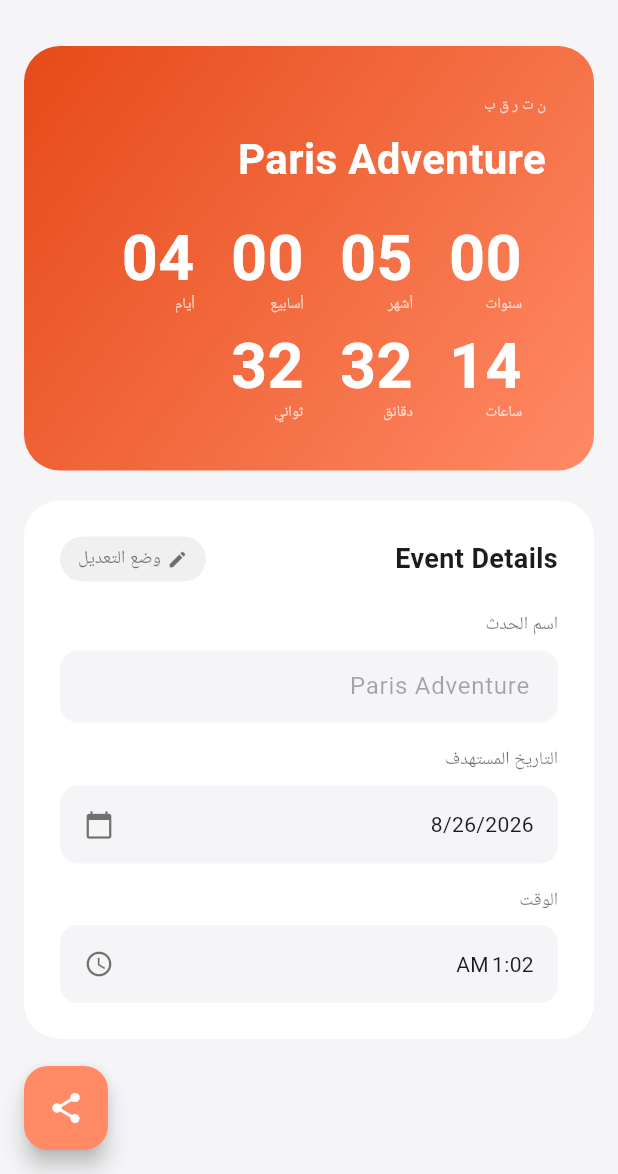
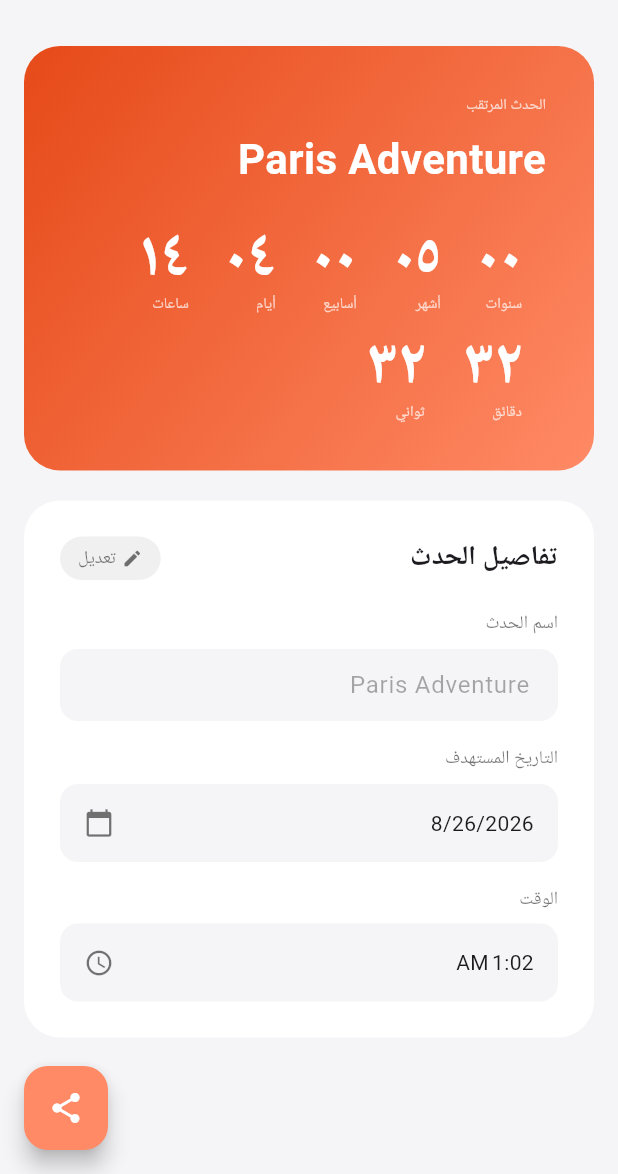
Before and after one commit to AGreynoon/countdown_timer, a Flutter app: the screen it shows after launch, after a tap on the "language" icon, after a tap on the "add" icon, after a tap on "Paris Adventure", on a phone screen of 412 x 824 dp, the part 62-1236 px from its top. Run offline on Flutter 3.47's test engine with Material 3 defaults, Android fonts, the phone set to English and light mode, and no system bars; our stand-ins replace flutter_riverpod, share_plus, shared_preferences, sqflite; accounts and stored records are empty.

Commit message:
feat: Add number localization helper and apply it to countdown digits in event cards.

```diff
--- a/lib/l10n/app_ar.arb
+++ b/lib/l10n/app_ar.arb
@@ -5,7 +5,7 @@
   "graduationDay": "يوم التخرج",
   "weddingAnniversary": "ذكرى الزواج",
   "delete": "حذف",
-  "editMode": "وضع التعديل",
+  "edit": "تعديل",
   "eventName": "اسم الحدث",
   "targetDate": "التاريخ المستهدف",
   "time": "الوقت",
@@ -17,8 +17,9 @@
   "hours": "ساعات",
   "minutes": "دقائق",
   "seconds": "ثواني",
-  "anticipating": "ن ت ر ق ب",
+  "anticipating": "الحدث المرتقب",
   "newEvent": "حدث جديد",
   "noCountdowns": "لا توجد عدادات بعد.",
-  "themeColor": "لون السمة"
+  "themeColor": "لون السمة",
+  "eventDetails": "تفاصيل الحدث"
 }
--- a/lib/l10n/app_en.arb
+++ b/lib/l10n/app_en.arb
@@ -5,7 +5,7 @@
   "graduationDay": "Graduation Day",
   "weddingAnniversary": "Wedding Anniversary",
   "delete": "DELETE",
-  "editMode": "Edit Mode",
+  "edit": "Edit",
   "eventName": "Event Name",
   "targetDate": "Target Date",
   "time": "Time",
@@ -20,5 +20,6 @@
   "anticipating": "A N T I C I P A T I N G",
   "newEvent": "New Event",
   "noCountdowns": "No countdowns yet.",
-  "themeColor": "Theme Color"
+  "themeColor": "Theme Color",
+  "eventDetails": "Event Details"
 }
--- a/lib/l10n/app_localizations.dart
+++ b/lib/l10n/app_localizations.dart
@@ -128,11 +128,11 @@ abstract class AppLocalizations {
   /// **'DELETE'**
   String get delete;
 
-  /// No description provided for @editMode.
+  /// No description provided for @edit.
   ///
   /// In en, this message translates to:
-  /// **'Edit Mode'**
-  String get editMode;
+  /// **'Edit'**
+  String get edit;
 
   /// No description provided for @eventName.
   ///
@@ -223,6 +223,12 @@ abstract class AppLocalizations {
   /// In en, this message translates to:
   /// **'Theme Color'**
   String get themeColor;
+
+  /// No description provided for @eventDetails.
+  ///
+  /// In en, this message translates to:
+  /// **'Event Details'**
+  String get eventDetails;
 }
 
 class _AppLocalizationsDelegate
--- a/lib/l10n/app_localizations_ar.dart
+++ b/lib/l10n/app_localizations_ar.dart
@@ -24,7 +24,7 @@ class AppLocalizationsAr extends AppLocalizations {
   String get delete => 'حذف';
 
   @override
-  String get editMode => 'وضع التعديل';
+  String get edit => 'تعديل';
 
   @override
   String get eventName => 'اسم الحدث';
@@ -60,7 +60,7 @@ class AppLocalizationsAr extends AppLocalizations {
   String get seconds => 'ثواني';
 
   @override
-  String get anticipating => 'ن ت ر ق ب';
+  String get anticipating => 'الحدث المرتقب';
 
   @override
   String get newEvent => 'حدث جديد';
@@ -70,4 +70,7 @@ class AppLocalizationsAr extends AppLocalizations {
 
   @override
   String get themeColor => 'لون السمة';
+
+  @override
+  String get eventDetails => 'تفاصيل الحدث';
 }
--- a/lib/l10n/app_localizations_en.dart
+++ b/lib/l10n/app_localizations_en.dart
@@ -24,7 +24,7 @@ class AppLocalizationsEn extends AppLocalizations {
   String get delete => 'DELETE';
 
   @override
-  String get editMode => 'Edit Mode';
+  String get edit => 'Edit';
 
   @override
   String get eventName => 'Event Name';
@@ -70,4 +70,7 @@ class AppLocalizationsEn extends AppLocalizations {
 
   @override
   String get themeColor => 'Theme Color';
+
+  @override
+  String get eventDetails => 'Event Details';
 }
--- a/lib/main.dart
+++ b/lib/main.dart
@@ -7,8 +7,18 @@ import 'providers/locale_provider.dart';
 import 'theme/app_colors.dart';
 import 'theme/app_styles.dart';
 
-void main() {
-  runApp(const ProviderScope(child: MyApp()));
+import 'package:shared_preferences/shared_preferences.dart';
+
+void main() async {
+  WidgetsFlutterBinding.ensureInitialized();
+  final prefs = await SharedPreferences.getInstance();
+
+  runApp(ProviderScope(
+    overrides: [
+      sharedPreferencesProvider.overrideWithValue(prefs),
+    ],
+    child: const MyApp(),
+  ));
 }
 
 class MyApp extends ConsumerWidget {
--- a/lib/pages/event_details.dart
+++ b/lib/pages/event_details.dart
@@ -179,10 +179,10 @@ class _MiddleConfigSection extends StatelessWidget {
           Row(
             mainAxisAlignment: MainAxisAlignment.spaceBetween,
             children: [
-              const Expanded(
+              Expanded(
                 child: Text(
-                  'Event Details',
-                  style: TextStyle(fontSize: 18, fontWeight: FontWeight.bold),
+                  l10n.eventDetails,
+                  style: const TextStyle(fontSize: 18, fontWeight: FontWeight.bold),
                   overflow: TextOverflow.ellipsis,
                 ),
               ),
@@ -209,7 +209,7 @@ class _MiddleConfigSection extends StatelessWidget {
                       ),
                       const SizedBox(width: 4),
                       Text(
-                        l10n.editMode,
+                        l10n.edit,
                         style: TextStyle(
                           fontSize: 12,
                           color: isEditMode ? Colors.blue : AppColors.textGrey,
--- a/lib/pages/home.dart
+++ b/lib/pages/home.dart
@@ -22,12 +22,7 @@ class Home extends ConsumerWidget {
           IconButton(
             icon: const Icon(Icons.language),
             onPressed: () {
-              final currentLocale = ref.read(localeProvider);
-              if (currentLocale.languageCode == 'en') {
-                ref.read(localeProvider.notifier).state = const Locale('ar');
-              } else {
-                ref.read(localeProvider.notifier).state = const Locale('en');
-              }
+              ref.read(localeProvider.notifier).toggleLocale();
             },
           ),
         ],
--- a/lib/providers/locale_provider.dart
+++ b/lib/providers/locale_provider.dart
@@ -1,6 +1,29 @@
 import 'package:flutter/material.dart';
 import 'package:flutter_riverpod/flutter_riverpod.dart';
+import 'package:shared_preferences/shared_preferences.dart';
 
-final localeProvider = StateProvider<Locale>((ref) {
-  return const Locale('en');
+final sharedPreferencesProvider = Provider<SharedPreferences>((ref) {
+  throw UnimplementedError();
 });
+
+class LocaleNotifier extends Notifier<Locale> {
+  static const _localeKey = 'selected_locale';
+
+  @override
+  Locale build() {
+    final prefs = ref.watch(sharedPreferencesProvider);
+    final savedCode = prefs.getString(_localeKey);
+    return Locale(savedCode ?? 'en');
+  }
+
+  void toggleLocale() {
+    final prefs = ref.read(sharedPreferencesProvider);
+    final newLocale = state.languageCode == 'en' ? const Locale('ar') : const Locale('en');
+    prefs.setString(_localeKey, newLocale.languageCode);
+    state = newLocale;
+  }
+}
+
+final localeProvider = NotifierProvider<LocaleNotifier, Locale>(() {
+  return LocaleNotifier();
+});
--- a/lib/utils/helpers.dart
+++ b/lib/utils/helpers.dart
@@ -4,6 +4,19 @@ import '../models/event.dart';
 class AppHelpers {
   static String formatDate(DateTime date, String locale) {
     return DateFormat.yMMMMd(locale).format(date);
+  }
+
+  static String localizeNumber(int value, String locale) {
+    String input = value.toString().padLeft(2, '0');
+    if (locale != 'ar') return input;
+
+    const englishNumbers = ['0', '1', '2', '3', '4', '5', '6', '7', '8', '9'];
+    const arabicNumbers = ['٠', '١', '٢', '٣', '٤', '٥', '٦', '٧', '٨', '٩'];
+
+    for (int i = 0; i < englishNumbers.length; i++) {
+      input = input.replaceAll(englishNumbers[i], arabicNumbers[i]);
+    }
+    return input;
   }
 
   static Map<String, int> calculateRemainingTime(DateTime target, DateTime now, Event event) {
--- a/lib/widgets/event_card.dart
+++ b/lib/widgets/event_card.dart
@@ -245,13 +245,14 @@ class TimeUnitWidget extends StatelessWidget {
 
   @override
   Widget build(BuildContext context) {
+    final localeName = Localizations.localeOf(context).languageCode;
     return Padding(
       padding: EdgeInsets.only(right: compact ? 12 : 16),
       child: Column(
         crossAxisAlignment: CrossAxisAlignment.start,
         children: [
           Text(
-            value.toString().padLeft(2, '0'),
+            AppHelpers.localizeNumber(value, localeName),
             style: TextStyle(
               fontSize: compact ? 32 : 42,
               fontWeight: FontWeight.bold,
--- a/pubspec.yaml
+++ b/pubspec.yaml
@@ -38,6 +38,7 @@ dependencies:
   path: ^1.9.0
   share_plus: ^10.0.0
   intl: ^0.20.2
+  shared_preferences: ^2.5.4
 
 dev_dependencies:
   flutter_test:
```
Also changed, not shown: pubspec.lock.
